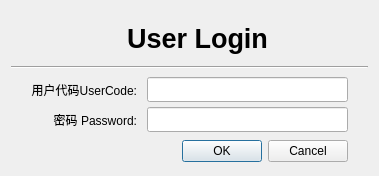
Above: Ui/FormUserLogin.ui from golden7602/zion before the change. Below: the same form after it.
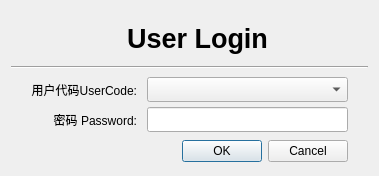
That is the form after the change. Icons and pictures are not drawn.

The edit to the form file:
```diff
--- a/Ui/FormUserLogin.ui
+++ b/Ui/FormUserLogin.ui
@@ -150,17 +150,7 @@
        </property>
       </widget>
      </item>
-     <item row="0" column="1">
-      <widget class="QLineEdit" name="lineEdit">
-       <property name="minimumSize">
-        <size>
-         <width>0</width>
-         <height>25</height>
-        </size>
-       </property>
-      </widget>
-     </item>
-     <item row="1" column="0">
+     <item row="2" column="0">
       <widget class="QLabel" name="label_3">
        <property name="text">
         <string>密码 Password:</string>
@@ -170,8 +160,8 @@
        </property>
       </widget>
      </item>
-     <item row="1" column="1">
-      <widget class="QLineEdit" name="lineEdit_2">
+     <item row="2" column="1">
+      <widget class="QLineEdit" name="Password">
        <property name="minimumSize">
         <size>
          <width>0</width>
@@ -189,6 +179,22 @@
        </property>
       </widget>
      </item>
+     <item row="0" column="1">
+      <widget class="QComboBox" name="User">
+       <property name="minimumSize">
+        <size>
+         <width>0</width>
+         <height>25</height>
+        </size>
+       </property>
+       <property name="maximumSize">
+        <size>
+         <width>16777215</width>
+         <height>25</height>
+        </size>
+       </property>
+      </widget>
+     </item>
     </layout>
    </item>
    <item>
```
